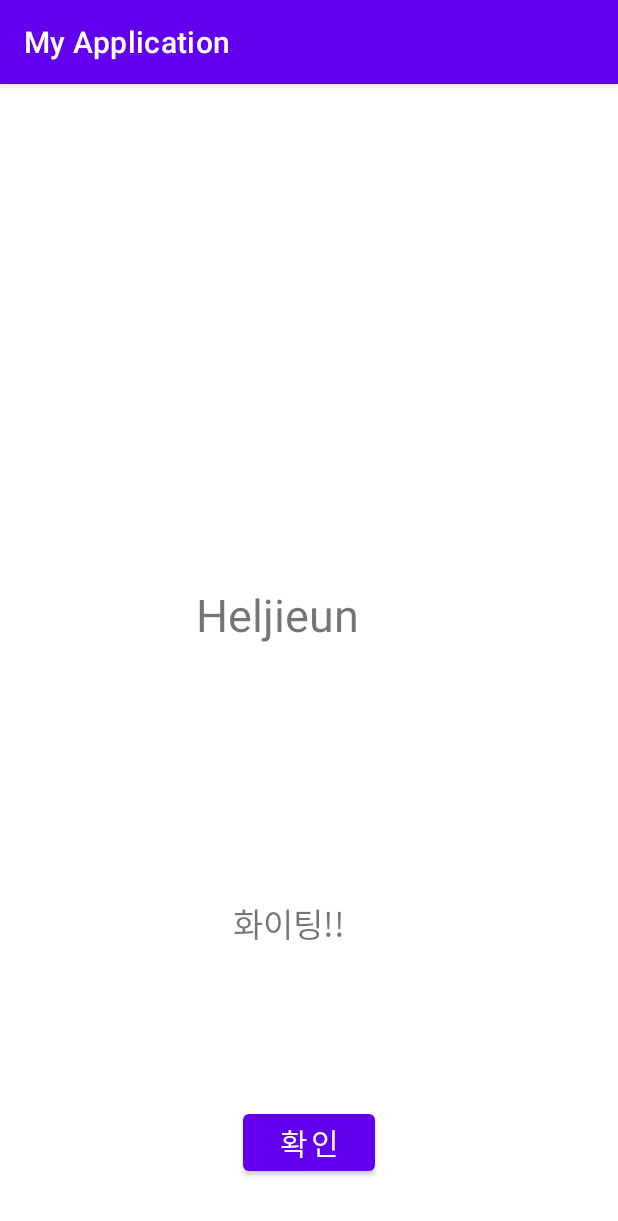
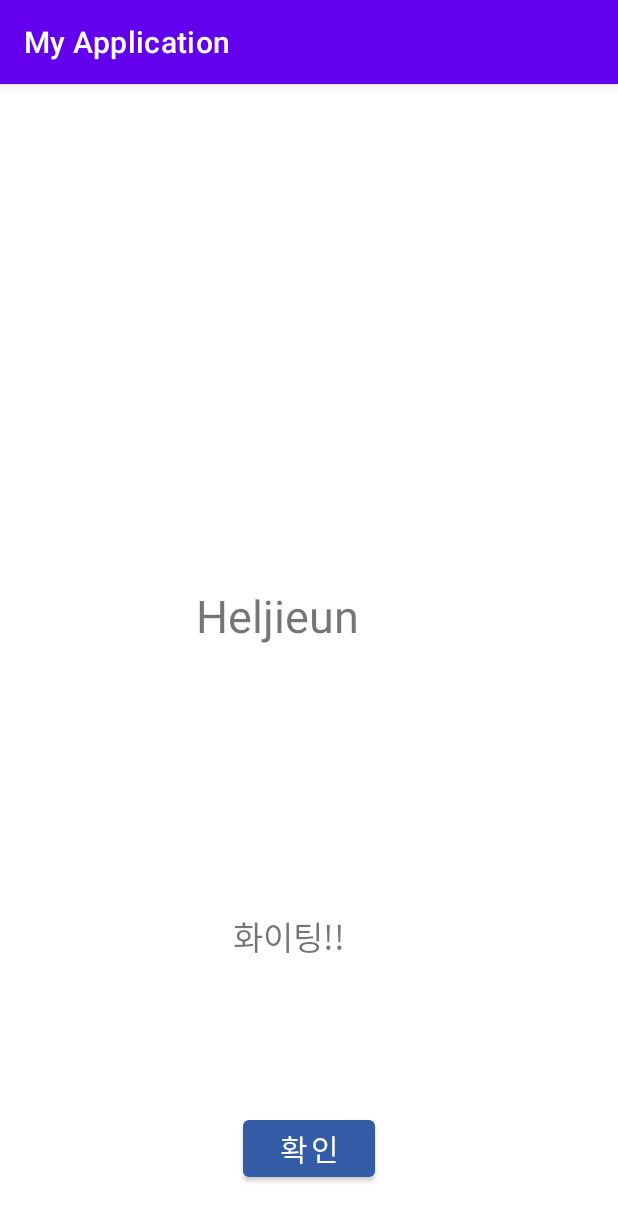
Before and after one commit to jieunheo/android, an Android app: the screen it shows after launch (MainActivity), on a phone screen of 412 x 824 dp. Shown: the top 1221 px of the screen. Run offline under Robolectric (Android 15) with nearby library versions, the phone set to English and light mode, and no system bars.

Commit message:
버튼 색 수정

```diff
--- a/androidFirst/app/src/main/res/layout/activity_main.xml
+++ b/androidFirst/app/src/main/res/layout/activity_main.xml
@@ -16,8 +16,7 @@
         app:layout_constraintHorizontal_bias="0.498"
         app:layout_constraintLeft_toLeftOf="parent"
         app:layout_constraintRight_toRightOf="parent"
-        app:layout_constraintTop_toTopOf="parent"
-        app:layout_constraintVertical_bias="0.499" />
+        app:layout_constraintTop_toTopOf="parent" />
 
     <TextView
         android:id="@+id/textView"
@@ -29,15 +28,16 @@
         app:layout_constraintEnd_toEndOf="parent"
         app:layout_constraintHorizontal_bias="0.498"
         app:layout_constraintStart_toStartOf="parent"
-        app:layout_constraintTop_toBottomOf="@+id/textView2"
-        app:layout_constraintVertical_bias="0.467" />
+        app:layout_constraintTop_toBottomOf="@+id/textView2" />
 
     <Button
         android:id="@+id/button"
         android:layout_width="wrap_content"
         android:layout_height="wrap_content"
         android:text="확인"
+        android:textColor="#FFFFFF"
         android:textSize="20sp"
+        app:backgroundTint="#345BA6"
         app:layout_constraintBottom_toBottomOf="parent"
         app:layout_constraintEnd_toEndOf="parent"
         app:layout_constraintStart_toStartOf="parent"
```
